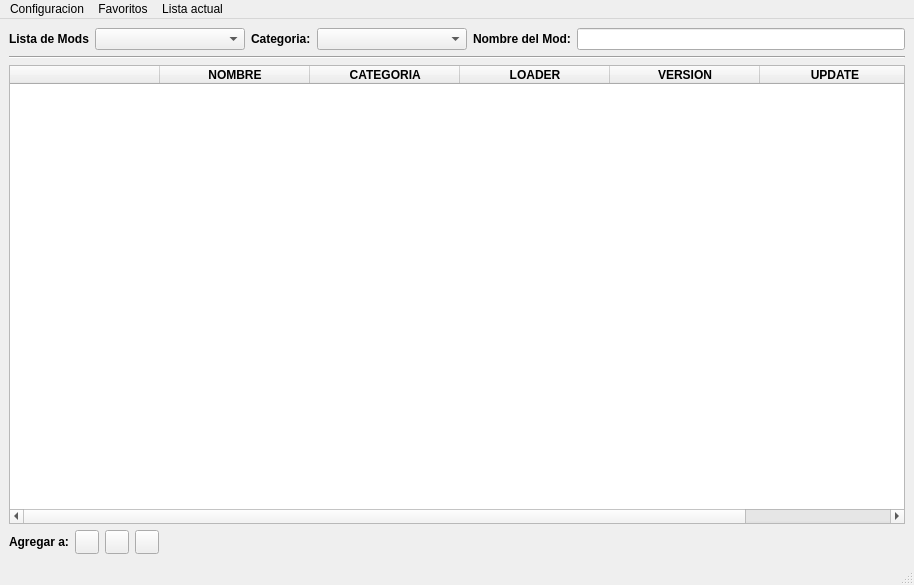
This is pyqt_windows/main_window.ui in MelonRodante/ModList as Qt 5 draws it before an edit. The edited form follows.
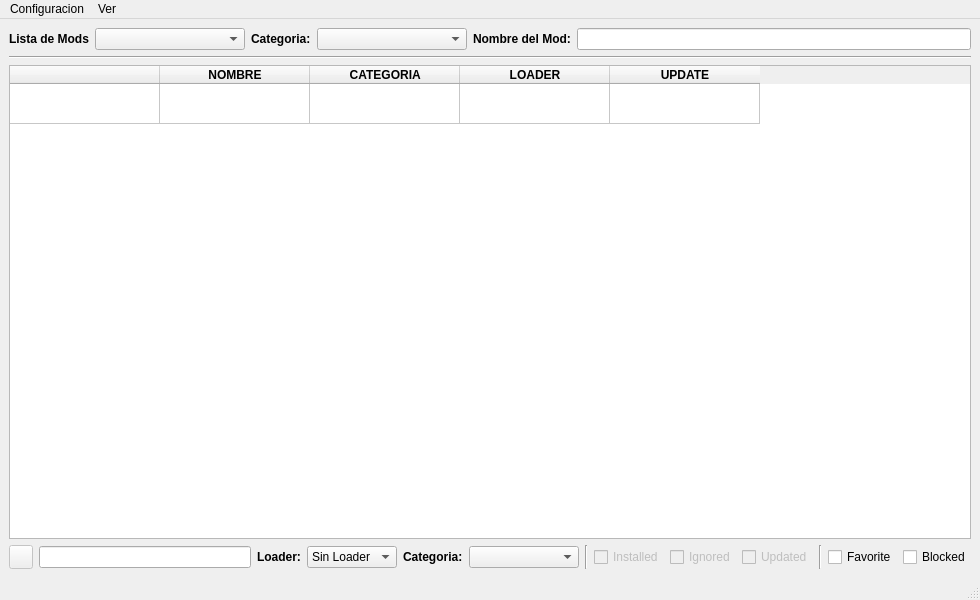
This is the edited form. Icons and pictures are not drawn.

Patch:
```diff
--- a/pyqt_windows/main_window.ui
+++ b/pyqt_windows/main_window.ui
@@ -6,8 +6,8 @@
    <rect>
     <x>0</x>
     <y>0</y>
-    <width>914</width>
-    <height>585</height>
+    <width>980</width>
+    <height>600</height>
    </rect>
   </property>
   <property name="sizePolicy">
@@ -149,7 +149,7 @@
        <enum>QAbstractItemView::SelectRows</enum>
       </property>
       <property name="rowCount">
-       <number>0</number>
+       <number>1</number>
       </property>
       <attribute name="horizontalHeaderDefaultSectionSize">
        <number>150</number>
@@ -157,12 +157,20 @@
       <attribute name="horizontalHeaderMinimumSectionSize">
        <number>17</number>
       </attribute>
+      <attribute name="verticalHeaderVisible">
+       <bool>false</bool>
+      </attribute>
       <attribute name="verticalHeaderDefaultSectionSize">
        <number>40</number>
       </attribute>
       <attribute name="verticalHeaderMinimumSectionSize">
        <number>40</number>
       </attribute>
+      <row>
+       <property name="text">
+        <string>a</string>
+       </property>
+      </row>
       <column>
        <property name="text">
         <string/>
@@ -201,17 +209,6 @@
         </font>
        </property>
       </column>
-      <column>
-       <property name="text">
-        <string>   VERSION   </string>
-       </property>
-       <property name="font">
-        <font>
-         <weight>75</weight>
-         <bold>true</bold>
-        </font>
-       </property>
-      </column>
       <column>
        <property name="text">
         <string>   UPDATE   </string>
@@ -231,13 +228,41 @@
        <number>0</number>
       </property>
       <item>
-       <widget class="QLabel" name="label_2">
+       <widget class="QPushButton" name="btnSaveConfig">
+        <property name="enabled">
+         <bool>false</bool>
+        </property>
         <property name="minimumSize">
          <size>
-          <width>0</width>
-          <height>0</height>
+          <width>24</width>
+          <height>24</height>
          </size>
         </property>
+        <property name="maximumSize">
+         <size>
+          <width>24</width>
+          <height>24</height>
+         </size>
+        </property>
+        <property name="text">
+         <string/>
+        </property>
+        <property name="icon">
+         <iconset resource="../res/icons.qrc">
+          <normaloff>:/main_windows_icons/save.png</normaloff>
+          <disabledoff>:/main_windows_icons/save_off.png</disabledoff>:/main_windows_icons/save.png</iconset>
+        </property>
+       </widget>
+      </item>
+      <item>
+       <widget class="QLineEdit" name="editNameConfig">
+        <property name="readOnly">
+         <bool>true</bool>
+        </property>
+       </widget>
+      </item>
+      <item>
+       <widget class="QLabel" name="lblLoaderConfig">
         <property name="font">
          <font>
           <weight>75</weight>
@@ -245,79 +270,115 @@
          </font>
         </property>
         <property name="text">
-         <string>Agregar a:</string>
+         <string>Loader:</string>
         </property>
        </widget>
       </item>
       <item>
-       <widget class="QPushButton" name="pushButton">
+       <widget class="QComboBox" name="cmbLoaderConfig">
         <property name="minimumSize">
          <size>
-          <width>24</width>
-          <height>24</height>
+          <width>77</width>
+          <height>0</height>
          </size>
         </property>
-        <property name="maximumSize">
-         <size>
-          <width>24</width>
-          <height>24</height>
-         </size>
+        <item>
+         <property name="text">
+          <string>Sin Loader</string>
+         </property>
+        </item>
+        <item>
+         <property name="text">
+          <string>Forge</string>
+         </property>
+        </item>
+        <item>
+         <property name="text">
+          <string>Fabric</string>
+         </property>
+        </item>
+       </widget>
+      </item>
+      <item>
+       <widget class="QLabel" name="lblCategoryConfig">
+        <property name="font">
+         <font>
+          <weight>75</weight>
+          <bold>true</bold>
+         </font>
         </property>
         <property name="text">
-         <string/>
+         <string>Categoria:</string>
         </property>
        </widget>
       </item>
       <item>
-       <widget class="QPushButton" name="pushButton_2">
+       <widget class="QComboBox" name="cmbCategoryConfig">
         <property name="minimumSize">
          <size>
-          <width>24</width>
-          <height>24</height>
+          <width>110</width>
+          <height>0</height>
          </size>
         </property>
-        <property name="maximumSize">
-         <size>
-          <width>24</width>
-          <height>24</height>
-         </size>
+       </widget>
+      </item>
+      <item>
+       <widget class="Line" name="line_2">
+        <property name="orientation">
+         <enum>Qt::Vertical</enum>
         </property>
+       </widget>
+      </item>
+      <item>
+       <widget class="QCheckBox" name="chkInstalledConfig">
+        <property name="enabled">
+         <bool>false</bool>
+        </property>
         <property name="text">
-         <string/>
+         <string>Installed</string>
         </property>
        </widget>
       </item>
       <item>
-       <widget class="QPushButton" name="pushButton_3">
-        <property name="minimumSize">
-         <size>
-          <width>24</width>
-          <height>24</height>
-         </size>
+       <widget class="QCheckBox" name="chkIgnoredConfig">
+        <property name="enabled">
+         <bool>false</bool>
         </property>
-        <property name="maximumSize">
-         <size>
-          <width>24</width>
-          <height>24</height>
-         </size>
+        <property name="text">
+         <string>Ignored</string>
         </property>
+       </widget>
+      </item>
+      <item>
+       <widget class="QCheckBox" name="chkUpdated">
+        <property name="enabled">
+         <bool>false</bool>
+        </property>
         <property name="text">
-         <string/>
+         <string>Updated</string>
         </property>
        </widget>
       </item>
       <item>
-       <spacer name="horizontalSpacer">
+       <widget class="Line" name="line">
         <property name="orientation">
-         <enum>Qt::Horizontal</enum>
+         <enum>Qt::Vertical</enum>
         </property>
-        <property name="sizeHint" stdset="0">
-         <size>
-          <width>40</width>
-          <height>20</height>
-         </size>
+       </widget>
+      </item>
+      <item>
+       <widget class="QCheckBox" name="chkFavoriteConfig">
+        <property name="text">
+         <string>Favorite</string>
         </property>
-       </spacer>
+       </widget>
+      </item>
+      <item>
+       <widget class="QCheckBox" name="chkBlockedConfig">
+        <property name="text">
+         <string>Blocked</string>
+        </property>
+       </widget>
       </item>
      </layout>
     </item>
@@ -328,36 +389,28 @@
     <rect>
      <x>0</x>
      <y>0</y>
-     <width>914</width>
+     <width>980</width>
      <height>21</height>
     </rect>
    </property>
-   <widget class="QMenu" name="menuOptions">
+   <widget class="QMenu" name="menuConfiguration">
     <property name="title">
      <string>Configuracion</string>
     </property>
     <addaction name="actionConfigurarBusquedas"/>
     <addaction name="actionAdministrarListas"/>
    </widget>
-   <widget class="QMenu" name="menuListaActual">
+   <widget class="QMenu" name="menuShow">
     <property name="title">
-     <string>Lista actual</string>
+     <string>Ver</string>
     </property>
     <addaction name="actionAgregados"/>
     <addaction name="actionBloqueados"/>
     <addaction name="separator"/>
     <addaction name="actionBuscar"/>
    </widget>
-   <widget class="QMenu" name="menuFavoritos">
-    <property name="title">
-     <string>Favoritos</string>
-    </property>
-    <addaction name="actionForgeFavoritos"/>
-    <addaction name="actionFabricFavoritos"/>
-   </widget>
-   <addaction name="menuOptions"/>
-   <addaction name="menuFavoritos"/>
-   <addaction name="menuListaActual"/>
+   <addaction name="menuConfiguration"/>
+   <addaction name="menuShow"/>
   </widget>
   <widget class="QStatusBar" name="statusbar">
    <property name="sizeGripEnabled">
```
Left out of the diff: 158 changed lines with no effect on the pictures.
